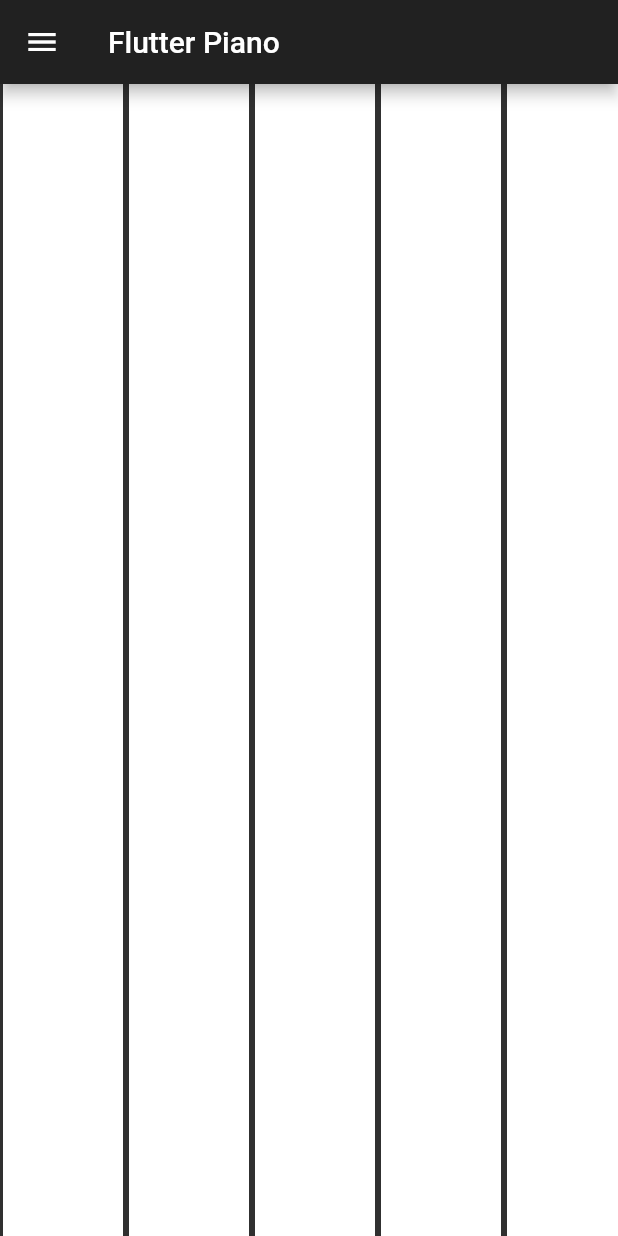
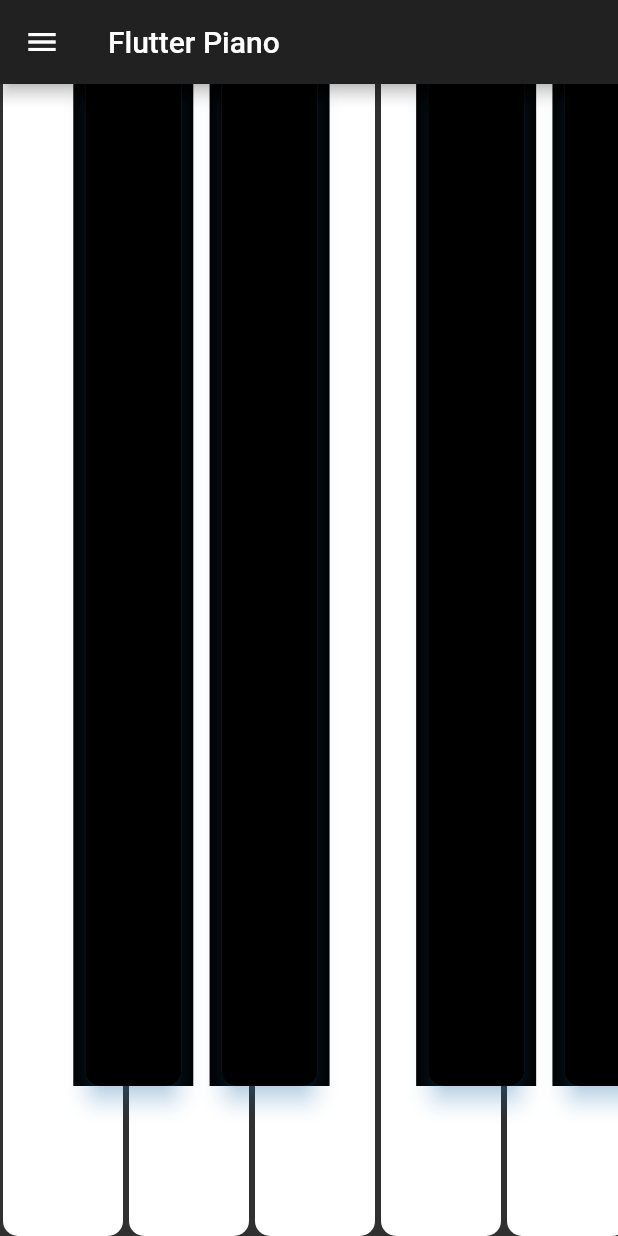
Before and after one commit to h-hiroki/flutter_piano, a Flutter app: the screen it shows after launch, on a phone screen of 412 x 824 dp. Run offline on Flutter 3.47's test engine with Material 2 defaults, Android fonts, the phone set to English and light mode, and no system bars; missing offline and left inert: flutter_midi, tonic; statements that could not run were skipped.

```diff
--- a/lib/main.dart
+++ b/lib/main.dart
@@ -1,7 +1,7 @@
-import 'package:flutter/cupertino.dart';
 import 'package:flutter/material.dart';
 import 'package:flutter/services.dart';
 import 'package:flutter_midi/flutter_midi.dart';
+import 'package:tonic/tonic.dart';
 
 const BorderRadiusGeometry borderRadius = BorderRadius.only(
     bottomLeft: Radius.circular(10.0), bottomRight: Radius.circular(10.0)
@@ -94,6 +94,34 @@ class _MyAppState extends State<MyApp> {
   }
 
   Widget _buildKey(int midi, bool accidental) {
+    final pitchName = Pitch.fromMidiNumber(midi).toString();
+    final pianoKey = Stack(
+      children: <Widget>[
+        Semantics(
+          button: true,
+          hint: pitchName,
+          child: Material(
+            borderRadius: borderRadius,
+            color: accidental ? Colors.black : Colors.white,
+            child: InkWell(
+              borderRadius: borderRadius,
+              highlightColor: Colors.grey,
+              onTap: () {},
+              onTapDown: (_) => FlutterMidi.playMidiNote(midi: midi),
+            ),
+          ),
+        ),
+        Positioned(
+          left: 0.0,
+          right: 0.0,
+          bottom: 20.0,
+          child: _showLabels
+            ? Text(pitchName, textAlign: TextAlign.center, style: TextStyle(color: !accidental ? Colors.black : Colors.white))
+            : Container()
+        ),
+      ],
+    );
+
     if (accidental) {
       return Container(
         width: keyWidth,
@@ -104,12 +132,13 @@ class _MyAppState extends State<MyApp> {
           elevation: 6.0,
           borderRadius: borderRadius,
           shadowColor: Color(0x802196F3),
+          child: pianoKey,
         ),
       );
     }
     return Container(
         width: keyWidth,
-        color: Colors.white,
+        child: pianoKey,
         margin: EdgeInsets.symmetric(horizontal: 2.0)
     );
   }
```
